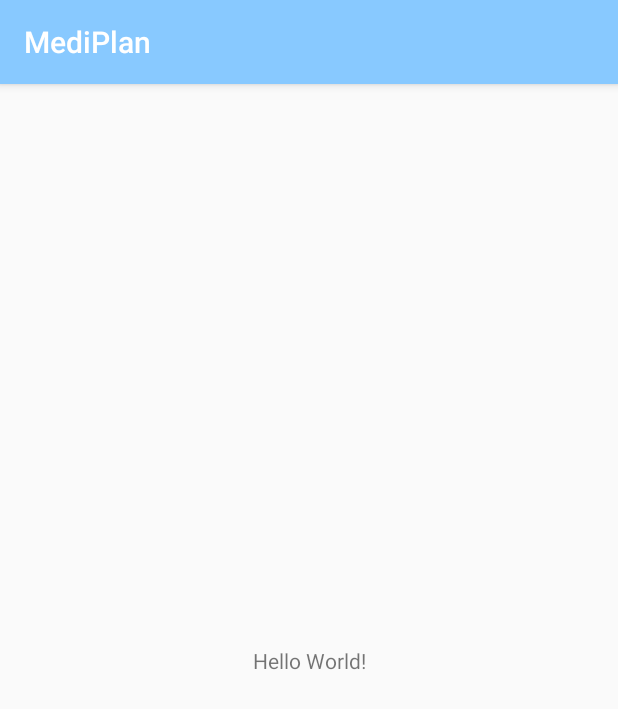
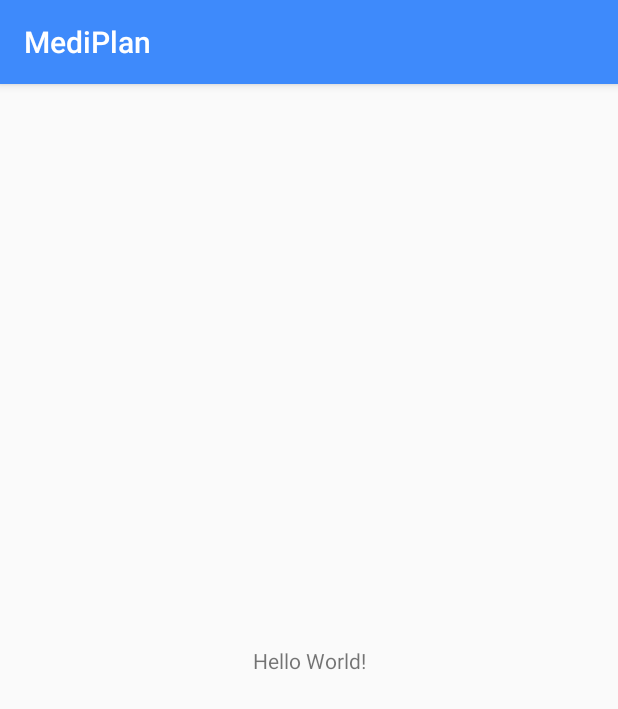
Before and after one commit to definitelyme/iwatch, an Android app: the screen it shows after launch (MainActivity), on a phone screen of 412 x 824 dp. Shown: the top 709 px of the screen. Run offline under Robolectric (Android 15) with nearby library versions, the phone set to English and light mode, and no system bars.

Commit message:
Update App colors
Signed-off-by: Brendan Ejike <ejike.br@gmail.com>

```diff
--- a/app/src/main/res/values/colors.xml
+++ b/app/src/main/res/values/colors.xml
@@ -1,7 +1,8 @@
 <?xml version="1.0" encoding="utf-8"?>
 <resources>
-    <color name="colorPrimary">#88C9FF</color>
-    <color name="colorPrimaryDark">#3E8AFB</color>
+    <color name="backgroundColorLight">#88C9FF</color>
+    <color name="colorPrimary">#3e8afb</color>
+    <color name="colorPrimaryDark">#005ec7</color>
     <color name="colorAccent">#FFC04F</color>
     <color name="colorAccentSecondary">#FCD69A</color>
 </resources>
```
